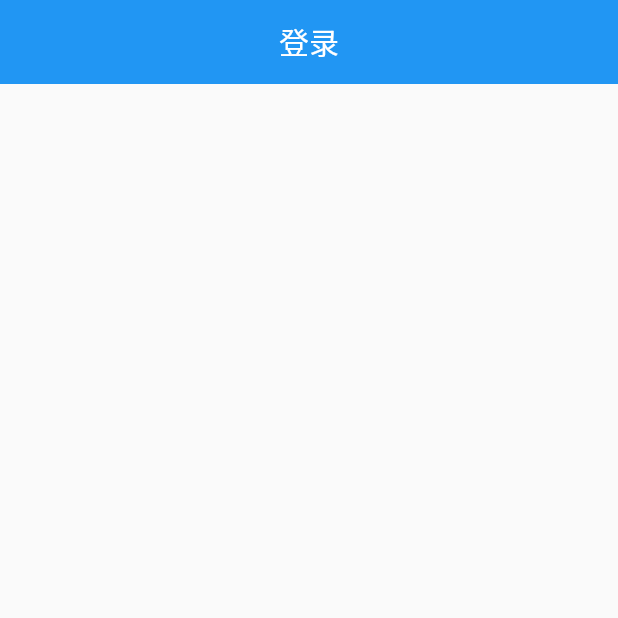
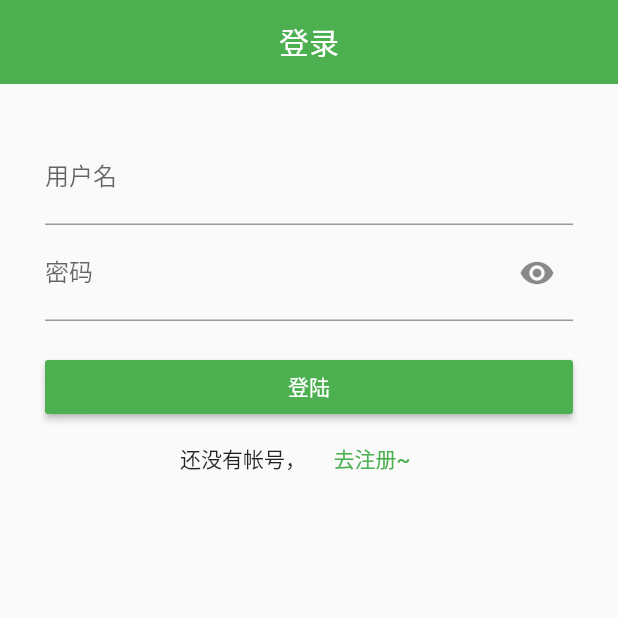
Before and after one commit to MooZiXiao/moo_zf_flutter, a Flutter app: the screen it shows after launch, on a phone screen of 412 x 824 dp, the top half of it. Run offline on Flutter 3.47's test engine with Material 2 defaults, Android fonts, the phone set to English and light mode, and no system bars; our stand-ins replace fluro; statements that could not run were skipped.

Commit message:
登陆注册页面UI

```diff
--- a/lib/main.dart
+++ b/lib/main.dart
@@ -11,6 +11,7 @@ class MyApp extends StatelessWidget {
     Router router = Router();
     Routes.configureRoutes(router);
     return MaterialApp(
+      theme: ThemeData(primaryColor: Colors.green),
       title: 'Moo zf',
       home: LoginPage(),
       onGenerateRoute: router.generator,
--- a/lib/pages/login/index.dart
+++ b/lib/pages/login/index.dart
@@ -6,6 +6,7 @@ class LoginPage extends StatefulWidget {
 }
 
 class _LoginPageState extends State<LoginPage> {
+  bool showPwd = false;
   @override
   Widget build(BuildContext context) {
     return Scaffold(
@@ -14,6 +15,60 @@ class _LoginPageState extends State<LoginPage> {
         centerTitle: true,
         elevation: 0.0,
       ),
+      body: SafeArea(
+        minimum: EdgeInsets.all(30),
+        child: ListView(
+          children: <Widget>[
+            TextField(
+                decoration:
+                    new InputDecoration(hintText: '请输入用户名', labelText: '用户名')
+            ),
+            TextField(
+              obscureText: !showPwd,
+              decoration: new InputDecoration(
+                  hintText: '请输入密码',
+                  labelText: '密码',
+                  suffixIcon: IconButton(
+                    icon:
+                        Icon(showPwd ? Icons.visibility_off : Icons.visibility),
+                    onPressed: () {
+                      setState(() {
+                        showPwd = !showPwd;
+                      });
+                    },
+                  )),
+            ),
+            Padding(
+              padding: EdgeInsets.all(10.0),
+            ),
+            RaisedButton(
+              color: Colors.green,
+              child: Text(
+                '登陆',
+                style: TextStyle(
+                  color: Colors.white,
+                ),
+              ),
+              onPressed: () {},
+            ),
+            Row(
+              mainAxisAlignment: MainAxisAlignment.center,
+              children: <Widget>[
+                Text('还没有帐号，'),
+                FlatButton(
+                  onPressed: () {
+                    Navigator.pushReplacementNamed(context, '/register');
+                  },
+                  child: Text(
+                    '去注册~',
+                    style: TextStyle(color: Colors.green),
+                  ),
+                )
+              ],
+            )
+          ],
+        ),
+      ),
     );
   }
 }
--- a/lib/routes.dart
+++ b/lib/routes.dart
@@ -3,17 +3,22 @@ import 'package:fluro/fluro.dart';
 import 'package:moo_zf_flutter/pages/home/index.dart';
 import 'package:moo_zf_flutter/pages/login/index.dart';
 import 'package:moo_zf_flutter/pages/notFound.dart';
+import 'package:moo_zf_flutter/pages/register/index.dart';
 
 class Routes {
   // 定义路由名称
   static String home = '/';
   static String login = '/login';
+  static String register = '/register';
   // 定义路由处理函数
   static Handler _homeHandler = Handler(handlerFunc: (BuildContext context, Map<String, dynamic> params) {
     return HomePage();
   });
   static Handler _loginHandler = Handler(handlerFunc: (BuildContext context, Map<String, dynamic> params) {
     return LoginPage();
+  });
+  static Handler _registerHandler = Handler(handlerFunc: (BuildContext context, Map<String, dynamic> params) {
+    return RegisterPage();
   });
   static Handler _notFoundHandler = Handler(handlerFunc: (BuildContext context, Map<String, dynamic> params) {
     return NotFoundPage();
@@ -23,6 +28,7 @@ class Routes {
   static void configureRoutes(Router router) {
     router.define(home, handler: _homeHandler);
     router.define(login, handler: _loginHandler);
+    router.define(register, handler: _registerHandler);
     router.notFoundHandler = _notFoundHandler;
   }
 }
```
Also changed, not shown: lib/pages/register/index.dart (added, +97 -0 lines).
